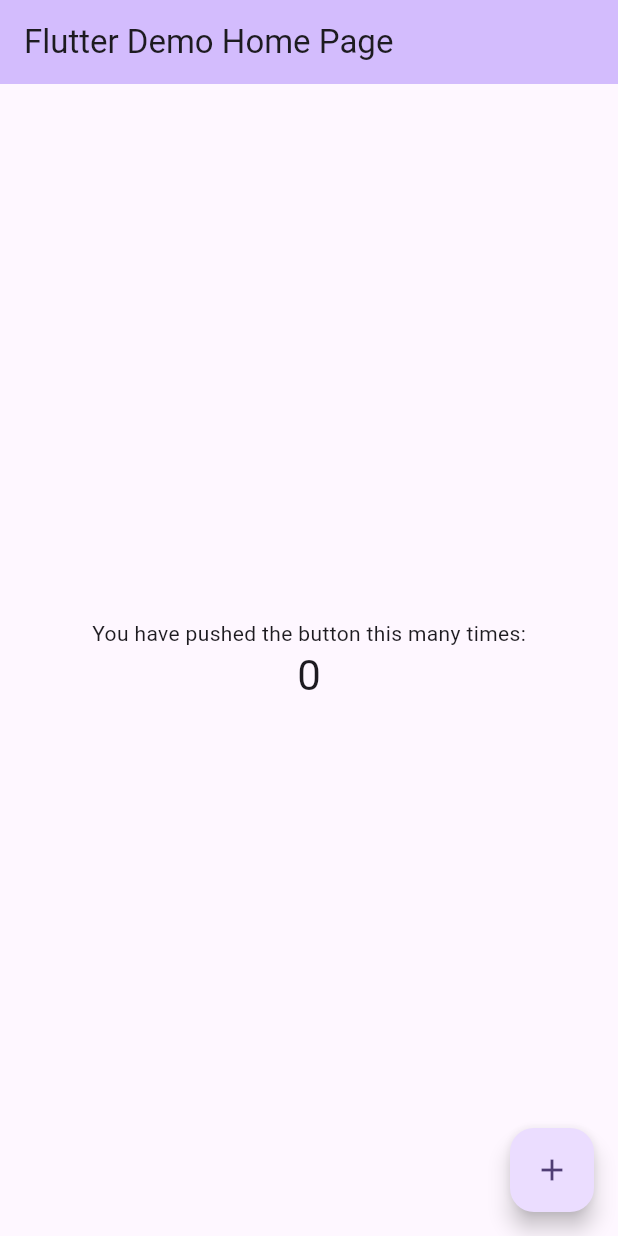
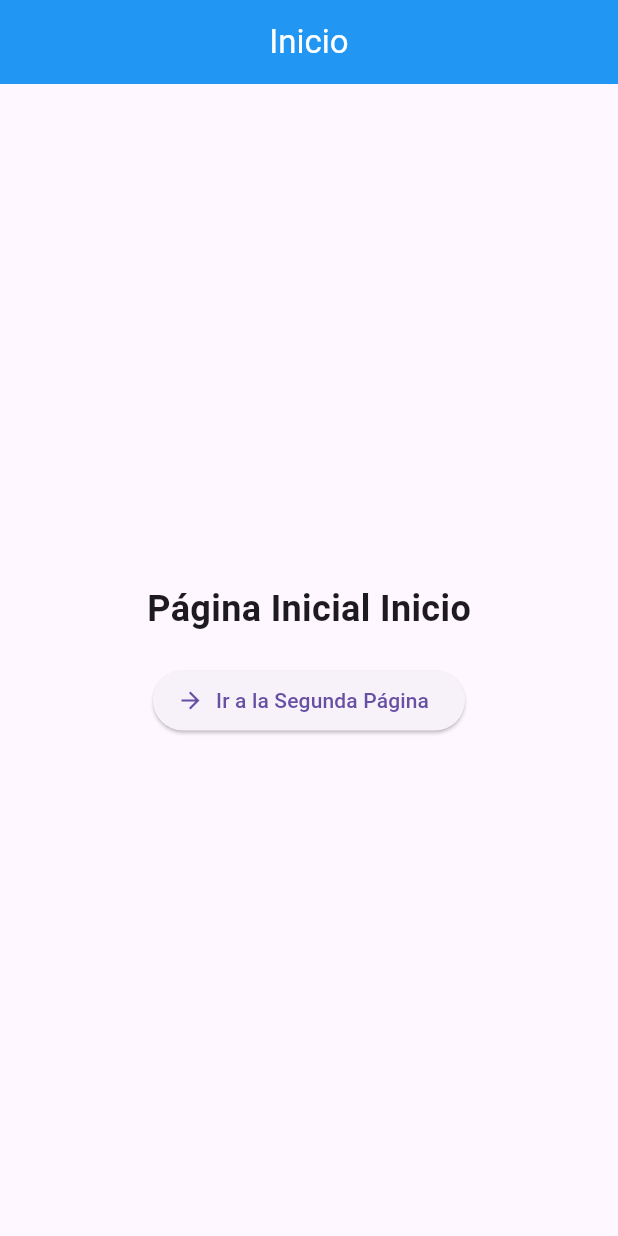
Before and after one commit to ikerserranoherrera/IAMovilesAct11_Navegacion, a Flutter app: the screen it shows after launch, on a phone screen of 412 x 824 dp. Run offline on Flutter 3.47's test engine with Material 3 defaults, Android fonts, the phone set to English and light mode, and no system bars.

Commit message:
otra vez

```diff
--- a/lib/main.dart
+++ b/lib/main.dart
@@ -1,122 +1,28 @@
 import 'package:flutter/material.dart';
+import 'package:myapp/widgets/pagina1.dart';
+import 'package:myapp/widgets/pagina2.dart';
+import 'package:myapp/widgets/pagina3.dart';
 
 void main() {
-  runApp(const MyApp());
+  runApp(const MiAppNavegacion());
 }
 
-class MyApp extends StatelessWidget {
-  const MyApp({super.key});
+class MiAppNavegacion extends StatelessWidget {
+  const MiAppNavegacion({super.key});
 
-  // This widget is the root of your application.
   @override
   Widget build(BuildContext context) {
     return MaterialApp(
-      title: 'Flutter Demo',
-      theme: ThemeData(
-        // This is the theme of your application.
-        //
-        // TRY THIS: Try running your application with "flutter run". You'll see
-        // the application has a purple toolbar. Then, without quitting the app,
-        // try changing the seedColor in the colorScheme below to Colors.green
-        // and then invoke "hot reload" (save your changes or press the "hot
-        // reload" button in a Flutter-supported IDE, or press "r" if you used
-        // the command line to start the app).
-        //
-        // Notice that the counter didn't reset back to zero; the application
-        // state is not lost during the reload. To reset the state, use hot
-        // restart instead.
-        //
-        // This works for code too, not just values: Most code changes can be
-        // tested with just a hot reload.
-        colorScheme: ColorScheme.fromSeed(seedColor: Colors.deepPurple),
-      ),
-      home: const MyHomePage(title: 'Flutter Demo Home Page'),
+      debugShowCheckedModeBanner: false,
+      title: 'Demo Navegación',
+      // Definimos la ruta inicial
+      initialRoute: '/',
+      // Mapa de rutas: aquí asociamos un nombre a cada pantalla
+      routes: {
+        '/': (context) => const PaginaInicio(),
+        '/segunda': (context) => const SegundaPagina(),
+        '/tercera': (context) => const TerceraPagina(),
+      },
     );
   }
 }
-
-class MyHomePage extends StatefulWidget {
-  const MyHomePage({super.key, required this.title});
-
-  // This widget is the home page of your application. It is stateful, meaning
-  // that it has a State object (defined below) that contains fields that affect
-  // how it looks.
-
-  // This class is the configuration for the state. It holds the values (in this
-  // case the title) provided by the parent (in this case the App widget) and
-  // used by the build method of the State. Fields in a Widget subclass are
-  // always marked "final".
-
-  final String title;
-
-  @override
-  State<MyHomePage> createState() => _MyHomePageState();
-}
-
-class _MyHomePageState extends State<MyHomePage> {
-  int _counter = 0;
-
-  void _incrementCounter() {
-    setState(() {
-      // This call to setState tells the Flutter framework that something has
-      // changed in this State, which causes it to rerun the build method below
-      // so that the display can reflect the updated values. If we changed
-      // _counter without calling setState(), then the build method would not be
-      // called again, and so nothing would appear to happen.
-      _counter++;
-    });
-  }
-
-  @override
-  Widget build(BuildContext context) {
-    // This method is rerun every time setState is called, for instance as done
-    // by the _incrementCounter method above.
-    //
-    // The Flutter framework has been optimized to make rerunning build methods
-    // fast, so that you can just rebuild anything that needs updating rather
-    // than having to individually change instances of widgets.
-    return Scaffold(
-      appBar: AppBar(
-        // TRY THIS: Try changing the color here to a specific color (to
-        // Colors.amber, perhaps?) and trigger a hot reload to see the AppBar
-        // change color while the other colors stay the same.
-        backgroundColor: Theme.of(context).colorScheme.inversePrimary,
-        // Here we take the value from the MyHomePage object that was created by
-        // the App.build method, and use it to set our appbar title.
-        title: Text(widget.title),
-      ),
-      body: Center(
-        // Center is a layout widget. It takes a single child and positions it
-        // in the middle of the parent.
-        child: Column(
-          // Column is also a layout widget. It takes a list of children and
-          // arranges them vertically. By default, it sizes itself to fit its
-          // children horizontally, and tries to be as tall as its parent.
-          //
-          // Column has various properties to control how it sizes itself and
-          // how it positions its children. Here we use mainAxisAlignment to
-          // center the children vertically; the main axis here is the vertical
-          // axis because Columns are vertical (the cross axis would be
-          // horizontal).
-          //
-          // TRY THIS: Invoke "debug painting" (choose the "Toggle Debug Paint"
-          // action in the IDE, or press "p" in the console), to see the
-          // wireframe for each widget.
-          mainAxisAlignment: MainAxisAlignment.center,
-          children: <Widget>[
-            const Text('You have pushed the button this many times:'),
-            Text(
-              '$_counter',
-              style: Theme.of(context).textTheme.headlineMedium,
-            ),
-          ],
-        ),
-      ),
-      floatingActionButton: FloatingActionButton(
-        onPressed: _incrementCounter,
-        tooltip: 'Increment',
-        child: const Icon(Icons.add),
-      ), // This trailing comma makes auto-formatting nicer for build methods.
-    );
-  }
-}
--- /dev/null
+++ b/lib/widgets/pagina1.dart
@@ -0,0 +1,60 @@
+import 'package:flutter/material.dart';
+import 'package:myapp/widgets/pagina2.dart';
+import 'package:myapp/widgets/pagina3.dart';
+
+void main() {
+  runApp(const MiAppNavegacion());
+}
+
+class MiAppNavegacion extends StatelessWidget {
+  const MiAppNavegacion({super.key});
+
+  @override
+  Widget build(BuildContext context) {
+    return MaterialApp(
+      debugShowCheckedModeBanner: false,
+      title: 'Demo Navegación',
+      // Definimos la ruta inicial
+      initialRoute: '/',
+      // Mapa de rutas: aquí asociamos un nombre a cada pantalla
+      routes: {
+        '/': (context) => const PaginaInicio(),
+        '/segunda': (context) => const SegundaPagina(),
+        '/tercera': (context) => const TerceraPagina(),
+      },
+    );
+  }
+}
+
+// --- PRIMERA PÁGINA ---
+class PaginaInicio extends StatelessWidget {
+  const PaginaInicio({super.key});
+
+  @override
+  Widget build(BuildContext context) {
+    return Scaffold(
+      appBar: AppBar(
+        title: const Text('Inicio', style: TextStyle(color: Colors.white)),
+        backgroundColor: Colors.blue,
+        centerTitle: true,
+      ),
+      body: Center(
+        child: Column(
+          mainAxisAlignment: MainAxisAlignment.center,
+          children: <Widget>[
+            const Text(
+              'Página Inicial Inicio',
+              style: TextStyle(fontSize: 24, fontWeight: FontWeight.bold),
+            ),
+            const SizedBox(height: 20),
+            ElevatedButton.icon(
+              onPressed: () => Navigator.pushNamed(context, '/segunda'),
+              icon: const Icon(Icons.arrow_forward),
+              label: const Text('Ir a la Segunda Página'),
+            ),
+          ],
+        ),
+      ),
+    );
+  }
+}
```
Also changed, not shown: lib/widgets/pagina2.dart (added, +88 -0 lines), lib/widgets/pagina3.dart (added, +72 -0 lines), 1 other file.
